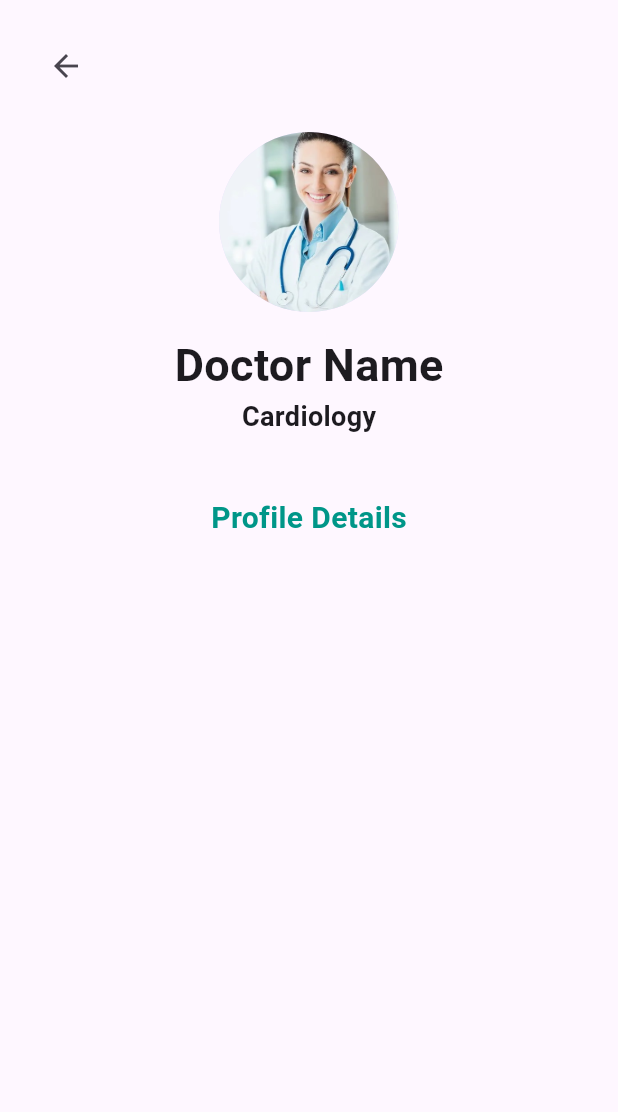
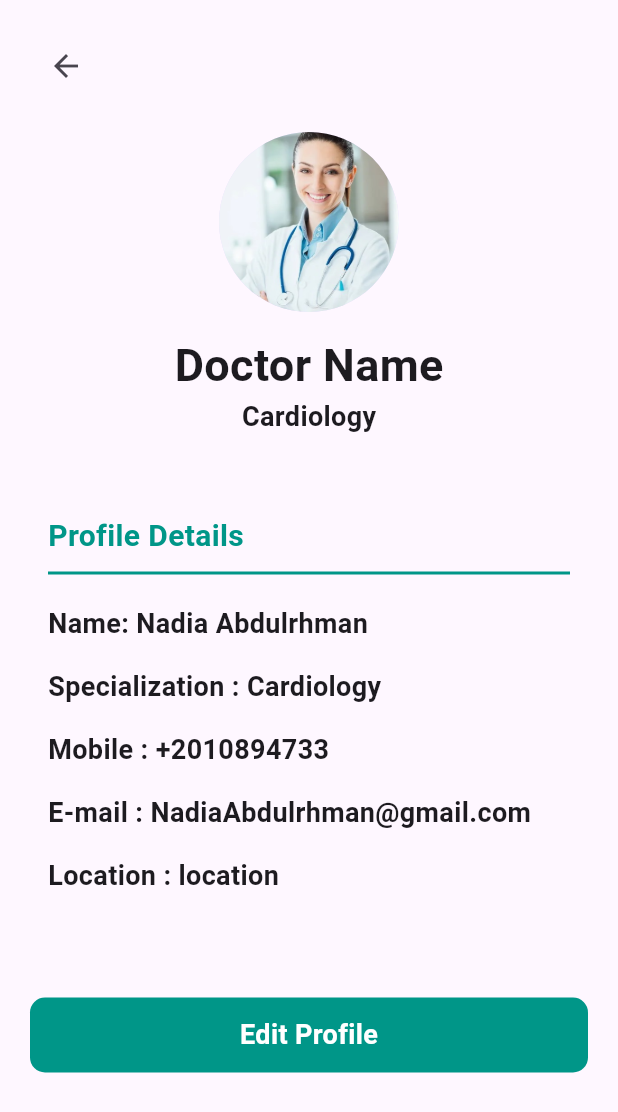
Before and after one commit to abdulrhmanGhandour/medic-app, a Flutter app: the DoctorProfileView screen opened by its route, on a phone screen of 412 x 824 dp. Shown: the top 1112 px of the screen. Run offline on Flutter 3.47's test engine with Material 3 defaults, Android fonts, the phone set to English and light mode, and no system bars; our stand-ins replace firebase_core, go_router; accounts and stored records are empty.

Commit message:
profile view done

```diff
--- a/lib/core/utls/widgets/custom_text_button.dart
+++ b/lib/core/utls/widgets/custom_text_button.dart
@@ -6,13 +6,13 @@ class CustomTextButton extends StatelessWidget {
   const CustomTextButton({
     super.key,
     required this.text,
-    required this.textColor,
+
     this.color = ColorData.kPrimaryColor,
     this.onTap,
   });
 
   final String text;
-  final Color textColor;
+
   final Color color;
   final Function()? onTap;
 
--- a/lib/features/Authentication/presanteion/view/widgets/doctor_login_view_body.dart
+++ b/lib/features/Authentication/presanteion/view/widgets/doctor_login_view_body.dart
@@ -37,7 +37,7 @@ class DoctorLoginViewBody extends StatelessWidget {
             ),
             CustomTextButton(
               text: 'Login',
-              textColor: Colors.white,
+
               color: ColorData.kSecndoryColor,
               onTap: () {
                  GoRouter.of(context).push(AppRouter.kDoctorHomeView);
--- a/lib/features/Authentication/presanteion/view/widgets/doctor_sing_up_view_body.dart
+++ b/lib/features/Authentication/presanteion/view/widgets/doctor_sing_up_view_body.dart
@@ -50,7 +50,7 @@ class DoctorSingUpViewBody extends StatelessWidget {
           ),
            CustomTextButton(
             text: 'Sing up',
-            textColor: Colors.white,
+
             color: ColorData.kSecndoryColor,
           ),
            const SizedBox(
--- a/lib/features/Authentication/presanteion/view/widgets/login_view_body.dart
+++ b/lib/features/Authentication/presanteion/view/widgets/login_view_body.dart
@@ -35,9 +35,9 @@ class LoginViewBody extends StatelessWidget {
             const SizedBox(
               height: 40,
             ),
-            CustomTextButton(
+          const  CustomTextButton(
               text: 'Login',
-              textColor: Colors.white,
+
               color: ColorData.kPrimaryColor,
             ),
              CustomQuestionWidget(
--- a/lib/features/Authentication/presanteion/view/widgets/sing_up_view_body.dart
+++ b/lib/features/Authentication/presanteion/view/widgets/sing_up_view_body.dart
@@ -50,7 +50,7 @@ class SingUpViewBody extends StatelessWidget {
           ),
           const CustomTextButton(
             text: 'Sing up',
-            textColor: Colors.white,
+
             color: ColorData.kPrimaryColor,
           ),
           const SizedBox(
--- /dev/null
+++ b/lib/features/doctor profile/presanteion/view/widget/custom_details_text.dart
@@ -0,0 +1,19 @@
+import 'package:flutter/material.dart';
+import 'package:medicapp/core/utls/styles.dart';
+
+class CustomDetailsText extends StatelessWidget {
+  const CustomDetailsText({super.key, required this.text});
+
+  final String text;
+
+  @override
+  Widget build(BuildContext context) {
+    return Padding(
+      padding: const EdgeInsets.only(bottom: 16),
+      child: Text(
+       text,
+        style: Styles.textStyle18.copyWith(fontWeight: FontWeight.bold),
+      ),
+    );
+  }
+}
--- a/lib/features/doctor profile/presanteion/view/widget/doctor_profile_view_body.dart
+++ b/lib/features/doctor profile/presanteion/view/widget/doctor_profile_view_body.dart
@@ -1,28 +1,34 @@
 import 'package:flutter/material.dart';
+import 'package:medicapp/core/utls/colors.dart';
+import 'package:medicapp/core/utls/widgets/custom_text_button.dart';
 import 'package:medicapp/features/doctor%20profile/presanteion/view/widget/custom_profile_app_bar.dart';
 import 'package:medicapp/features/doctor%20profile/presanteion/view/widget/doctor_profile_info.dart';
 import 'package:medicapp/features/doctor%20profile/presanteion/view/widget/profile_details.dart';
-//import 'package:medicapp/core/utls/styles.dart';
+
 
 class DoctorProfileViewBody extends StatelessWidget {
   const DoctorProfileViewBody({super.key});
 
   @override
   Widget build(BuildContext context) {
-    return const Padding(
-      padding: EdgeInsets.all(20.0),
+    return  Padding(
+      padding: const EdgeInsets.all(20.0),
+      child: SingleChildScrollView(
         child: Column(
           children: [
-          CustomDoctorProfileAppBar(),
-          SizedBox(
+          const  CustomDoctorProfileAppBar(),
+           const SizedBox(
               height: 20,
             ),
-          ProfileInfo(),
-            SizedBox(
+          const  ProfileInfo(),
+             const SizedBox(
               height: 40,
             ),
-          ProfileDerailsSection(),
+         const   ProfileDerailsSection(),
+         const    SizedBox(height: 40,),
+             CustomTextButton(text: 'Edit Profile', color: ColorData.kSecndoryColor),
           ],
+        ),
       ),
     );
   }
--- a/lib/features/doctor profile/presanteion/view/widget/profile_details.dart
+++ b/lib/features/doctor profile/presanteion/view/widget/profile_details.dart
@@ -1,13 +1,17 @@
 import 'package:flutter/material.dart';
 import 'package:medicapp/core/utls/colors.dart';
 import 'package:medicapp/core/utls/styles.dart';
+import 'package:medicapp/features/doctor%20profile/presanteion/view/widget/custom_details_text.dart';
 
 class ProfileDerailsSection extends StatelessWidget {
   const ProfileDerailsSection({super.key});
 
   @override
   Widget build(BuildContext context) {
-    return Column(
+    return Padding(
+      padding: const EdgeInsets.all(12.0),
+      child: Column(
+        crossAxisAlignment: CrossAxisAlignment.start,
         children: [
           Text(
             'Profile Details',
@@ -16,7 +20,31 @@ class ProfileDerailsSection extends StatelessWidget {
               fontWeight: FontWeight.bold,
             ),
           ),
+          Padding(
+            padding: const EdgeInsets.only(top:10, bottom: 20),
+            child: Divider(
+              height: 1,
+              color: ColorData.kSecndoryColor,
+              thickness: 2,
+            ),
+          ),
+          const CustomDetailsText(
+            text: 'Name: Nadia Abdulrhman',
+          ),
+           const CustomDetailsText(
+            text: 'Specialization : Cardiology',
+          ),
+           const CustomDetailsText(
+            text: 'Mobile : +2010894733',
+          ),
+           const CustomDetailsText(
+            text: 'E-mail : NadiaAbdulrhman@gmail.com',
+          ),
+           const CustomDetailsText(
+            text: 'Location : location',
+          ),
         ],
+      ),
     );
   }
 }
--- a/lib/features/home/presanteion/view/widget/book_appoinment_section.dart
+++ b/lib/features/home/presanteion/view/widget/book_appoinment_section.dart
@@ -39,10 +39,10 @@ class BookAppoinmentSection extends StatelessWidget {
             const SizedBox(
               height: 14,
             ),
-             CustomTextButton(
+           const  CustomTextButton(
               text: 'Book Appointment',
               color: ColorData.kPrimaryColor,
-              textColor: Colors.white,
+
 
             ),
           ],
--- a/lib/features/schedule/presanteion/view/widgets/about_doctor_item.dart
+++ b/lib/features/schedule/presanteion/view/widgets/about_doctor_item.dart
@@ -68,7 +68,7 @@ class AboutDoctorItem extends StatelessWidget {
                         const SizedBox(
                           width: 14,
                         ),
-                        AppoinmentAction(
+                       const AppoinmentAction(
                           text: 'Reschedule',
                           color: ColorData.kPrimaryColor,
                           textColor: Colors.white,
--- a/lib/features/splash/presanteion/view/widget/welcome_view_body.dart
+++ b/lib/features/splash/presanteion/view/widget/welcome_view_body.dart
@@ -69,7 +69,7 @@ class WelcomViewBody extends StatelessWidget {
               CustomTextButton(
                 text: 'Log in',
                 color: ColorData.kPrimaryColor,
-                textColor: Colors.white,
+
                 onTap: () {
                   GoRouter.of(context).push(AppRouter.kLoginView);
                 },
```
Lines whose indentation alone changed are shown as unchanged.
